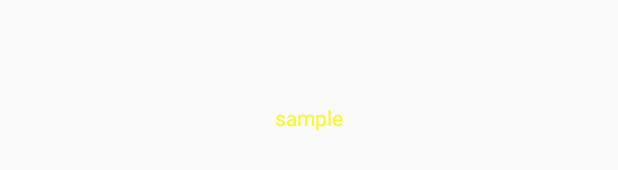
After one commit to CFoltin/RunningGag, an Android app: the layout list_yellow_text.xml on its own in the app's theme, with its tools: preview values and no code run, on a phone screen of 412 x 824 dp. The commit adds this screen. Shown: the part 500-670 px from the top of the screen. Run offline under Robolectric (Android 15) with nearby library versions, the phone set to English and light mode, and no system bars.

Commit message:
text color of list changed.

```diff
--- a/app/src/main/java/eu/johannes/runninggag/MainActivity.java
+++ b/app/src/main/java/eu/johannes/runninggag/MainActivity.java
@@ -50,7 +50,7 @@ public class MainActivity extends AppCompatActivity {
         }
 
         ArrayAdapter<String> adapter = new ArrayAdapter<String>(this,
-                android.R.layout.simple_list_item_1, android.R.id.text1, values);
+                R.layout.list_yellow_text, R.id.list_content, values);
 
         runlist.setAdapter(adapter);
 
--- /dev/null
+++ b/app/src/main/res/layout/list_yellow_text.xml
@@ -0,0 +1,19 @@
+<?xml version="1.0" encoding="utf-8"?>
+<!-- Definig a container for you List Item-->
+<LinearLayout
+    xmlns:android="http://schemas.android.com/apk/res/android"
+    android:gravity="center_vertical"
+    android:layout_width="fill_parent"
+    android:layout_height="fill_parent">
+
+    <!-- Defining where should text be placed. You set you text color here-->
+    <TextView
+        android:id="@+id/list_content"
+        android:textColor="#fbf824"
+        android:gravity="center"
+        android:text="sample"
+        android:layout_margin="4dip"
+        android:layout_width="fill_parent"
+        android:layout_height="wrap_content"
+        />
+</LinearLayout>
```
